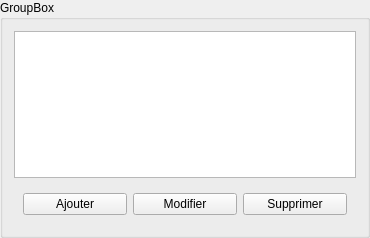
Above: src/ui/relations_widget.ui from IGNF/saisie_carhab before the change. Below: the same form after it.
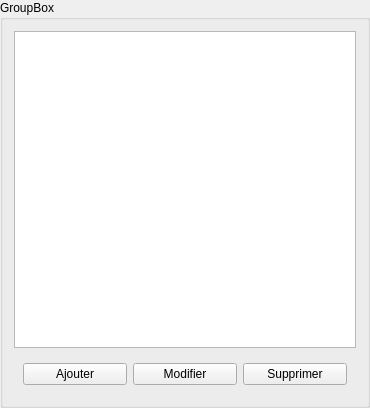
That is the form after the change.

```diff
--- a/src/ui/relations_widget.ui
+++ b/src/ui/relations_widget.ui
@@ -7,7 +7,7 @@
     <x>0</x>
     <y>0</y>
     <width>370</width>
-    <height>238</height>
+    <height>408</height>
    </rect>
   </property>
   <property name="windowTitle">
```
